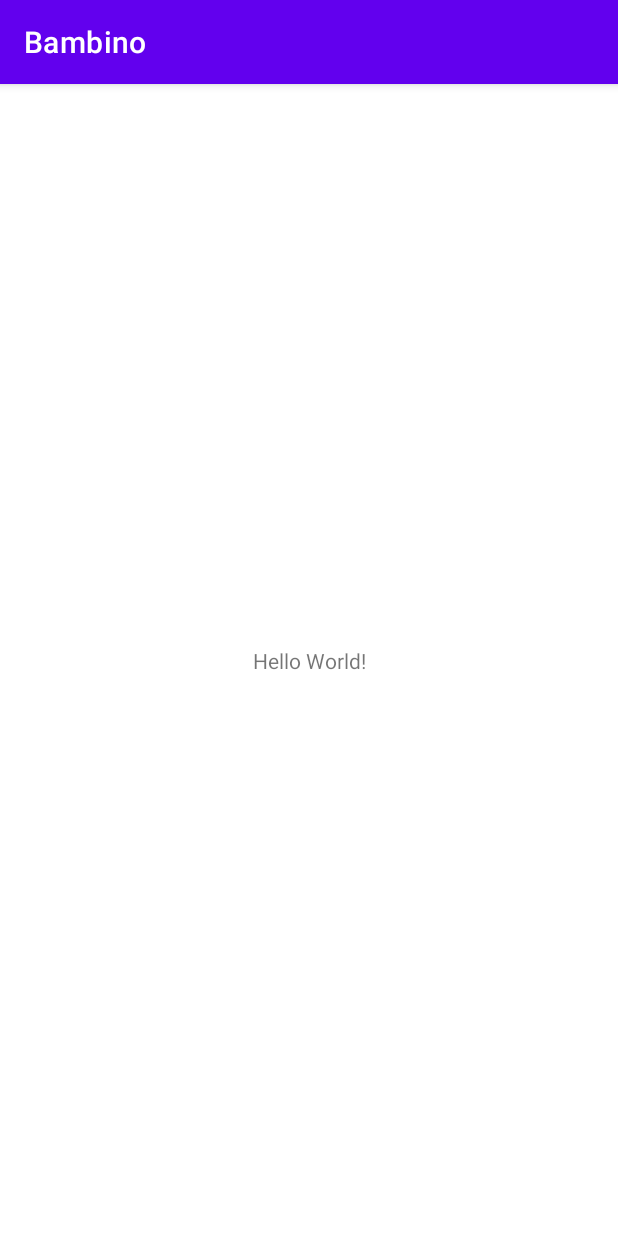
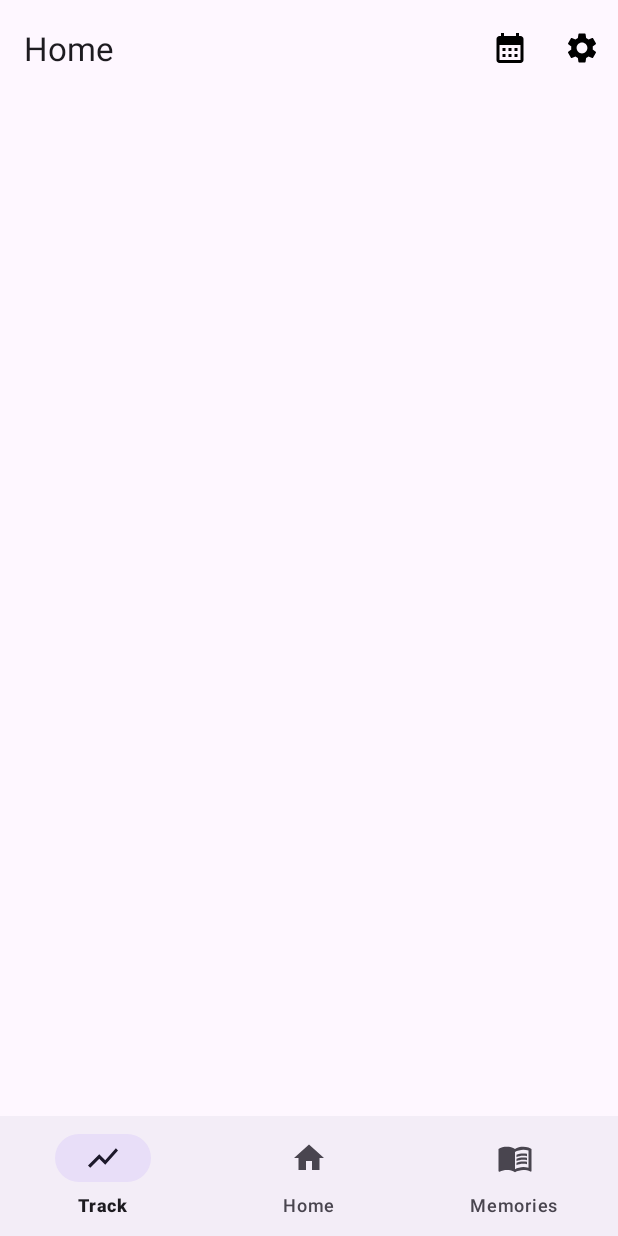
Before and after one commit to jankrokos/Bambino, an Android app: the screen it shows after launch (MainActivity), on a phone screen of 412 x 824 dp. Run offline under Robolectric (Android 15) with nearby library versions, the phone set to English and light mode, and no system bars; 4 statements that could not run were skipped.

Commit message:
Added bottom navigation bar and top app bar

```diff
--- a/app/build.gradle
+++ b/app/build.gradle
@@ -5,12 +5,17 @@ plugins {
 
 android {
     namespace 'com.example.bambino'
-    compileSdk 32
+    compileSdk 33
+
+    buildFeatures{
+        dataBinding = true
+        viewBinding = true
+    }
 
     defaultConfig {
         applicationId "com.example.bambino"
         minSdk 24
-        targetSdk 32
+        targetSdk 33
         versionCode 1
         versionName "1.0"
 
@@ -34,7 +39,7 @@ android {
 
 dependencies {
 
-    implementation 'androidx.core:core-ktx:1.7.0'
+    implementation 'androidx.core:core-ktx:1.9.0'
     implementation 'androidx.appcompat:appcompat:1.5.1'
     implementation 'com.google.android.material:material:1.7.0'
     implementation 'androidx.constraintlayout:constraintlayout:2.1.4'
@@ -42,4 +47,5 @@ dependencies {
     androidTestImplementation 'androidx.test.ext:junit:1.1.4'
     androidTestImplementation 'androidx.test.espresso:espresso-core:3.5.0'
     implementation 'androidx.core:core-splashscreen:1.0.0'
+    implementation 'com.google.android.material:material:1.7.0'
 }
--- a/app/src/main/java/com/example/bambino/MainActivity.kt
+++ b/app/src/main/java/com/example/bambino/MainActivity.kt
@@ -3,12 +3,39 @@ package com.example.bambino
 import androidx.appcompat.app.AppCompatActivity
 import android.os.Bundle
 import androidx.core.splashscreen.SplashScreen.Companion.installSplashScreen
+import com.example.bambino.databinding.ActivityMainBinding
+import com.google.android.material.navigation.NavigationBarView
 
 class MainActivity : AppCompatActivity() {
+
+    private lateinit var binding: ActivityMainBinding
+
     override fun onCreate(savedInstanceState: Bundle?) {
         // Handle the splash screen transition.
         val splashScreen = installSplashScreen()
         super.onCreate(savedInstanceState)
         setContentView(R.layout.activity_main)
+
+        binding = ActivityMainBinding.inflate(layoutInflater)
+        val view = binding.root
+        setContentView(view)
+
+        binding.bottomNavigation.setOnItemSelectedListener { item ->
+            when (item.itemId) {
+                R.id.page_1 -> {
+                    // Respond to navigation item 1 click
+                    true
+                }
+                R.id.page_2 -> {
+                    // Respond to navigation item 2 click
+                    true
+                }
+                R.id.page_3 -> {
+                    // Respond to navigation item 3 click
+                    true
+                }
+                else -> false
+            }
+        }
     }
 }
--- /dev/null
+++ b/app/src/main/res/drawable/ic_baseline_calendar_month_24.xml
@@ -0,0 +1,5 @@
+<vector android:height="24dp" android:tint="#000000"
+    android:viewportHeight="24" android:viewportWidth="24"
+    android:width="24dp" xmlns:android="http://schemas.android.com/apk/res/android">
+    <path android:fillColor="@android:color/white" android:pathData="M19,4h-1V2h-2v2H8V2H6v2H5C3.89,4 3.01,4.9 3.01,6L3,20c0,1.1 0.89,2 2,2h14c1.1,0 2,-0.9 2,-2V6C21,4.9 20.1,4 19,4zM19,20H5V10h14V20zM9,14H7v-2h2V14zM13,14h-2v-2h2V14zM17,14h-2v-2h2V14zM9,18H7v-2h2V18zM13,18h-2v-2h2V18zM17,18h-2v-2h2V18z"/>
+</vector>
--- /dev/null
+++ b/app/src/main/res/drawable/ic_baseline_home_24.xml
@@ -0,0 +1,5 @@
+<vector android:height="24dp" android:tint="#000000"
+    android:viewportHeight="24" android:viewportWidth="24"
+    android:width="24dp" xmlns:android="http://schemas.android.com/apk/res/android">
+    <path android:fillColor="@android:color/white" android:pathData="M10,20v-6h4v6h5v-8h3L12,3 2,12h3v8z"/>
+</vector>
--- /dev/null
+++ b/app/src/main/res/drawable/ic_baseline_menu_book_24.xml
@@ -0,0 +1,8 @@
+<vector android:autoMirrored="true" android:height="24dp"
+    android:tint="#000000" android:viewportHeight="24"
+    android:viewportWidth="24" android:width="24dp" xmlns:android="http://schemas.android.com/apk/res/android">
+    <path android:fillColor="@android:color/white" android:pathData="M21,5c-1.11,-0.35 -2.33,-0.5 -3.5,-0.5c-1.95,0 -4.05,0.4 -5.5,1.5c-1.45,-1.1 -3.55,-1.5 -5.5,-1.5S2.45,4.9 1,6v14.65c0,0.25 0.25,0.5 0.5,0.5c0.1,0 0.15,-0.05 0.25,-0.05C3.1,20.45 5.05,20 6.5,20c1.95,0 4.05,0.4 5.5,1.5c1.35,-0.85 3.8,-1.5 5.5,-1.5c1.65,0 3.35,0.3 4.75,1.05c0.1,0.05 0.15,0.05 0.25,0.05c0.25,0 0.5,-0.25 0.5,-0.5V6C22.4,5.55 21.75,5.25 21,5zM21,18.5c-1.1,-0.35 -2.3,-0.5 -3.5,-0.5c-1.7,0 -4.15,0.65 -5.5,1.5V8c1.35,-0.85 3.8,-1.5 5.5,-1.5c1.2,0 2.4,0.15 3.5,0.5V18.5z"/>
+    <path android:fillColor="@android:color/white" android:pathData="M17.5,10.5c0.88,0 1.73,0.09 2.5,0.26V9.24C19.21,9.09 18.36,9 17.5,9c-1.7,0 -3.24,0.29 -4.5,0.83v1.66C14.13,10.85 15.7,10.5 17.5,10.5z"/>
+    <path android:fillColor="@android:color/white" android:pathData="M13,12.49v1.66c1.13,-0.64 2.7,-0.99 4.5,-0.99c0.88,0 1.73,0.09 2.5,0.26V11.9c-0.79,-0.15 -1.64,-0.24 -2.5,-0.24C15.8,11.66 14.26,11.96 13,12.49z"/>
+    <path android:fillColor="@android:color/white" android:pathData="M17.5,14.33c-1.7,0 -3.24,0.29 -4.5,0.83v1.66c1.13,-0.64 2.7,-0.99 4.5,-0.99c0.88,0 1.73,0.09 2.5,0.26v-1.52C19.21,14.41 18.36,14.33 17.5,14.33z"/>
+</vector>
--- /dev/null
+++ b/app/src/main/res/drawable/ic_baseline_settings_24.xml
@@ -0,0 +1,5 @@
+<vector android:height="24dp" android:tint="#000000"
+    android:viewportHeight="24" android:viewportWidth="24"
+    android:width="24dp" xmlns:android="http://schemas.android.com/apk/res/android">
+    <path android:fillColor="@android:color/white" android:pathData="M19.14,12.94c0.04,-0.3 0.06,-0.61 0.06,-0.94c0,-0.32 -0.02,-0.64 -0.07,-0.94l2.03,-1.58c0.18,-0.14 0.23,-0.41 0.12,-0.61l-1.92,-3.32c-0.12,-0.22 -0.37,-0.29 -0.59,-0.22l-2.39,0.96c-0.5,-0.38 -1.03,-0.7 -1.62,-0.94L14.4,2.81c-0.04,-0.24 -0.24,-0.41 -0.48,-0.41h-3.84c-0.24,0 -0.43,0.17 -0.47,0.41L9.25,5.35C8.66,5.59 8.12,5.92 7.63,6.29L5.24,5.33c-0.22,-0.08 -0.47,0 -0.59,0.22L2.74,8.87C2.62,9.08 2.66,9.34 2.86,9.48l2.03,1.58C4.84,11.36 4.8,11.69 4.8,12s0.02,0.64 0.07,0.94l-2.03,1.58c-0.18,0.14 -0.23,0.41 -0.12,0.61l1.92,3.32c0.12,0.22 0.37,0.29 0.59,0.22l2.39,-0.96c0.5,0.38 1.03,0.7 1.62,0.94l0.36,2.54c0.05,0.24 0.24,0.41 0.48,0.41h3.84c0.24,0 0.44,-0.17 0.47,-0.41l0.36,-2.54c0.59,-0.24 1.13,-0.56 1.62,-0.94l2.39,0.96c0.22,0.08 0.47,0 0.59,-0.22l1.92,-3.32c0.12,-0.22 0.07,-0.47 -0.12,-0.61L19.14,12.94zM12,15.6c-1.98,0 -3.6,-1.62 -3.6,-3.6s1.62,-3.6 3.6,-3.6s3.6,1.62 3.6,3.6S13.98,15.6 12,15.6z"/>
+</vector>
--- /dev/null
+++ b/app/src/main/res/drawable/ic_baseline_show_chart_24.xml
@@ -0,0 +1,5 @@
+<vector android:autoMirrored="true" android:height="24dp"
+    android:tint="#000000" android:viewportHeight="24"
+    android:viewportWidth="24" android:width="24dp" xmlns:android="http://schemas.android.com/apk/res/android">
+    <path android:fillColor="@android:color/white" android:pathData="M3.5,18.49l6,-6.01 4,4L22,6.92l-1.41,-1.41 -7.09,7.97 -4,-4L2,16.99z"/>
+</vector>
--- a/app/src/main/res/layout/activity_main.xml
+++ b/app/src/main/res/layout/activity_main.xml
@@ -1,18 +1,31 @@
 <?xml version="1.0" encoding="utf-8"?>
-<androidx.constraintlayout.widget.ConstraintLayout xmlns:android="http://schemas.android.com/apk/res/android"
+<RelativeLayout xmlns:android="http://schemas.android.com/apk/res/android"
     xmlns:app="http://schemas.android.com/apk/res-auto"
     xmlns:tools="http://schemas.android.com/tools"
     android:layout_width="match_parent"
     android:layout_height="match_parent"
+    android:orientation="vertical"
     tools:context=".MainActivity">
 
-    <TextView
-        android:layout_width="wrap_content"
+    <com.google.android.material.appbar.AppBarLayout
+        android:layout_width="match_parent"
         android:layout_height="wrap_content"
-        android:text="Hello World!"
-        app:layout_constraintBottom_toBottomOf="parent"
-        app:layout_constraintEnd_toEndOf="parent"
-        app:layout_constraintStart_toStartOf="parent"
-        app:layout_constraintTop_toTopOf="parent" />
+        android:layout_alignParentTop="true">
 
-</androidx.constraintlayout.widget.ConstraintLayout>
+        <com.google.android.material.appbar.MaterialToolbar
+            android:id="@+id/topAppBar"
+            android:layout_width="match_parent"
+            android:layout_height="wrap_content"
+            app:menu="@menu/top_app_bar"
+            app:title="@string/home" />
+    </com.google.android.material.appbar.AppBarLayout>
+
+    <com.google.android.material.bottomnavigation.BottomNavigationView
+        android:id="@+id/bottom_navigation"
+        android:layout_width="match_parent"
+        android:layout_height="wrap_content"
+        android:layout_alignParentBottom="true"
+        app:menu="@menu/bottom_navigation_menu" />
+
+
+</RelativeLayout>
--- /dev/null
+++ b/app/src/main/res/menu/bottom_navigation_menu.xml
@@ -0,0 +1,18 @@
+<?xml version="1.0" encoding="utf-8"?>
+<menu xmlns:android="http://schemas.android.com/apk/res/android">
+    <item
+        android:id="@+id/page_1"
+        android:enabled="true"
+        android:icon="@drawable/ic_baseline_show_chart_24"
+        android:title="@string/track" />
+    <item
+        android:id="@+id/page_2"
+        android:enabled="true"
+        android:icon="@drawable/ic_baseline_home_24"
+        android:title="@string/home" />
+    <item
+        android:id="@+id/page_3"
+        android:enabled="true"
+        android:icon="@drawable/ic_baseline_menu_book_24"
+        android:title="@string/memories" />
+</menu>
--- /dev/null
+++ b/app/src/main/res/menu/top_app_bar.xml
@@ -0,0 +1,20 @@
+<?xml version="1.0" encoding="utf-8"?>
+<menu xmlns:android="http://schemas.android.com/apk/res/android"
+    xmlns:app="http://schemas.android.com/apk/res-auto">
+
+    <item
+        android:id="@+id/calendar"
+        android:contentDescription="@string/open_calendar"
+        android:icon="@drawable/ic_baseline_calendar_month_24"
+        android:title="@string/calendar"
+        app:showAsAction="ifRoom"
+        />
+
+    <item
+        android:id="@+id/settings"
+        android:contentDescription="@string/open_settings"
+        android:icon="@drawable/ic_baseline_settings_24"
+        android:title="@string/settings"
+        app:showAsAction="ifRoom" />
+
+</menu>
--- a/app/src/main/res/values-night/themes.xml
+++ b/app/src/main/res/values-night/themes.xml
@@ -1,6 +1,6 @@
 <resources xmlns:tools="http://schemas.android.com/tools">
     <!-- Base application theme. -->
-    <style name="Theme.Bambino" parent="Theme.MaterialComponents.DayNight.DarkActionBar">
+    <style name="Theme.Bambino" parent="Theme.Material3.DayNight.NoActionBar">
         <!-- Primary brand color. -->
         <item name="colorPrimary">@color/purple_200</item>
         <item name="colorPrimaryVariant">@color/purple_700</item>
--- a/app/src/main/res/values/strings.xml
+++ b/app/src/main/res/values/strings.xml
@@ -1,3 +1,10 @@
 <resources>
     <string name="app_name">Bambino</string>
+    <string name="track">Track</string>
+    <string name="home">Home</string>
+    <string name="memories">Memories</string>
+    <string name="open_calendar">Open calendar</string>
+    <string name="open_settings">Open settings</string>
+    <string name="settings">Settings</string>
+    <string name="calendar">Calendar</string>
 </resources>
--- a/app/src/main/res/values/themes.xml
+++ b/app/src/main/res/values/themes.xml
@@ -1,6 +1,6 @@
 <resources xmlns:tools="http://schemas.android.com/tools">
     <!-- Base application theme. -->
-    <style name="Theme.Bambino" parent="Theme.MaterialComponents.DayNight.DarkActionBar">
+    <style name="Theme.Bambino" parent="Theme.Material3.DayNight.NoActionBar">
         <!-- Primary brand color. -->
         <item name="colorPrimary">@color/purple_500</item>
         <item name="colorPrimaryVariant">@color/purple_700</item>
```
